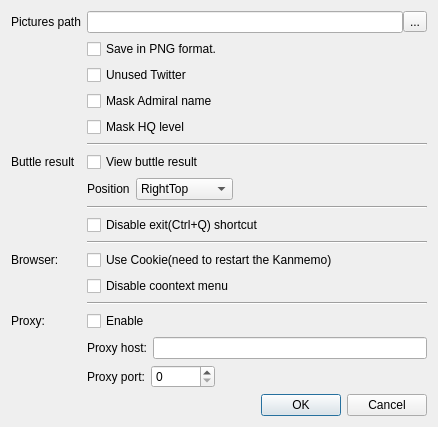
Old version of the form settingsdialog.ui in the repository ioriayane/KanmusuMemory.
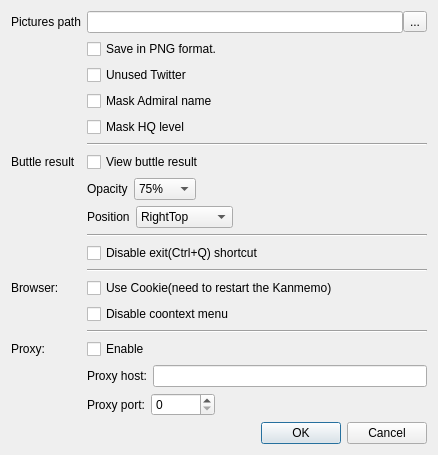
New version of the form. Icons and pictures are not drawn.

Commit message: transmission function added to buttle result display

Patch:
```diff
--- a/settingsdialog.ui
+++ b/settingsdialog.ui
@@ -7,7 +7,7 @@
     <x>0</x>
     <y>0</y>
     <width>438</width>
-    <height>389</height>
+    <height>417</height>
    </rect>
   </property>
   <property name="windowTitle">
@@ -114,94 +114,35 @@
        </property>
       </widget>
      </item>
-     <item row="7" column="1">
-      <layout class="QHBoxLayout" name="horizontalLayout_4">
-       <item>
-        <widget class="QLabel" name="label_2">
-         <property name="text">
-          <string>Position</string>
-         </property>
-        </widget>
-       </item>
-       <item>
-        <widget class="QComboBox" name="buttleResultPositionComboBox">
-         <property name="currentText">
-          <string>RightTop</string>
-         </property>
-         <property name="currentIndex">
-          <number>1</number>
-         </property>
-         <item>
-          <property name="text">
-           <string>LeftTop</string>
-          </property>
-         </item>
-         <item>
-          <property name="text">
-           <string>RightTop</string>
-          </property>
-         </item>
-         <item>
-          <property name="text">
-           <string>LeftBottom</string>
-          </property>
-         </item>
-         <item>
-          <property name="text">
-           <string>RightBottom</string>
-          </property>
-         </item>
-         <item>
-          <property name="text">
-           <string>Center</string>
-          </property>
-         </item>
-        </widget>
-       </item>
-       <item>
-        <spacer name="horizontalSpacer">
-         <property name="orientation">
-          <enum>Qt::Horizontal</enum>
-         </property>
-         <property name="sizeHint" stdset="0">
-          <size>
-           <width>40</width>
-           <height>20</height>
-          </size>
-         </property>
-        </spacer>
-       </item>
-      </layout>
-     </item>
-     <item row="8" column="1">
-      <widget class="Line" name="line_3">
-       <property name="orientation">
-        <enum>Qt::Horizontal</enum>
-       </property>
-      </widget>
-     </item>
      <item row="9" column="1">
+      <widget class="Line" name="line_3">
+       <property name="orientation">
+        <enum>Qt::Horizontal</enum>
+       </property>
+      </widget>
+     </item>
+     <item row="10" column="1">
       <widget class="QCheckBox" name="disableExitShortcut">
        <property name="text">
         <string>Disable exit(Ctrl+Q) shortcut</string>
        </property>
       </widget>
      </item>
-     <item row="10" column="1">
+     <item row="11" column="1">
       <widget class="Line" name="line_4">
        <property name="orientation">
         <enum>Qt::Horizontal</enum>
        </property>
       </widget>
      </item>
-     <item row="11" column="0">
+     <item row="12" column="0">
       <widget class="QLabel" name="proxyHostLabel_3">
        <property name="text">
         <string>Browser:</string>
        </property>
       </widget>
      </item>
-     <item row="11" column="1">
+     <item row="12" column="1">
       <widget class="QCheckBox" name="useCookieCheckBox">
        <property name="text">
         <string>Use Cookie(need to restart the Kanmemo)</string>
@@ -211,35 +152,35 @@
        </property>
       </widget>
      </item>
-     <item row="12" column="1">
+     <item row="13" column="1">
       <widget class="QCheckBox" name="disableContextMenu">
        <property name="text">
         <string>Disable coontext menu</string>
        </property>
       </widget>
      </item>
-     <item row="13" column="1">
+     <item row="14" column="1">
       <widget class="Line" name="line">
        <property name="orientation">
         <enum>Qt::Horizontal</enum>
        </property>
       </widget>
      </item>
-     <item row="14" column="0">
+     <item row="15" column="0">
       <widget class="QLabel" name="proxyHostLabel_2">
        <property name="text">
         <string>Proxy:</string>
        </property>
       </widget>
      </item>
-     <item row="14" column="1">
+     <item row="15" column="1">
       <widget class="QCheckBox" name="proxyEnableCheckBox">
        <property name="text">
         <string>Enable</string>
        </property>
       </widget>
      </item>
-     <item row="15" column="1">
+     <item row="16" column="1">
       <layout class="QHBoxLayout" name="horizontalLayout_5">
        <item>
         <widget class="QLabel" name="proxyHostLabel">
@@ -253,7 +194,7 @@
        </item>
       </layout>
      </item>
-     <item row="16" column="1">
+     <item row="17" column="1">
       <layout class="QHBoxLayout" name="horizontalLayout_2">
        <item>
         <widget class="QLabel" name="proxyPortLabel">
@@ -287,6 +228,119 @@
        </item>
       </layout>
      </item>
+     <item row="8" column="1">
+      <layout class="QHBoxLayout" name="horizontalLayout_4">
+       <item>
+        <widget class="QLabel" name="label_2">
+         <property name="text">
+          <string>Position</string>
+         </property>
+        </widget>
+       </item>
+       <item>
+        <widget class="QComboBox" name="buttleResultPositionComboBox">
+         <property name="currentText">
+          <string>RightTop</string>
+         </property>
+         <property name="currentIndex">
+          <number>1</number>
+         </property>
+         <item>
+          <property name="text">
+           <string>LeftTop</string>
+          </property>
+         </item>
+         <item>
+          <property name="text">
+           <string>RightTop</string>
+          </property>
+         </item>
+         <item>
+          <property name="text">
+           <string>LeftBottom</string>
+          </property>
+         </item>
+         <item>
+          <property name="text">
+           <string>RightBottom</string>
+          </property>
+         </item>
+         <item>
+          <property name="text">
+           <string>Center</string>
+          </property>
+         </item>
+        </widget>
+       </item>
+       <item>
+        <spacer name="horizontalSpacer">
+         <property name="orientation">
+          <enum>Qt::Horizontal</enum>
+         </property>
+         <property name="sizeHint" stdset="0">
+          <size>
+           <width>40</width>
+           <height>20</height>
+          </size>
+         </property>
+        </spacer>
+       </item>
+      </layout>
+     </item>
+     <item row="7" column="1">
+      <layout class="QHBoxLayout" name="horizontalLayout_3">
+       <property name="bottomMargin">
+        <number>0</number>
+       </property>
+       <item>
+        <widget class="QLabel" name="label_4">
+         <property name="text">
+          <string>Opacity</string>
+         </property>
+        </widget>
+       </item>
+       <item>
+        <widget class="QComboBox" name="buttleResultOpacityComboBox">
+         <property name="currentIndex">
+          <number>1</number>
+         </property>
+         <item>
+          <property name="text">
+           <string>100%</string>
+          </property>
+         </item>
+         <item>
+          <property name="text">
+           <string>75%</string>
+          </property>
+         </item>
+         <item>
+          <property name="text">
+           <string>50%</string>
+          </property>
+         </item>
+         <item>
+          <property name="text">
+           <string>25%</string>
+          </property>
+         </item>
+        </widget>
+       </item>
+       <item>
+        <spacer name="horizontalSpacer_2">
+         <property name="orientation">
+          <enum>Qt::Horizontal</enum>
+         </property>
+         <property name="sizeHint" stdset="0">
+          <size>
+           <width>40</width>
+           <height>20</height>
+          </size>
+         </property>
+        </spacer>
+       </item>
+      </layout>
+     </item>
     </layout>
    </item>
    <item>
```
The commit also changes 12 other files.
